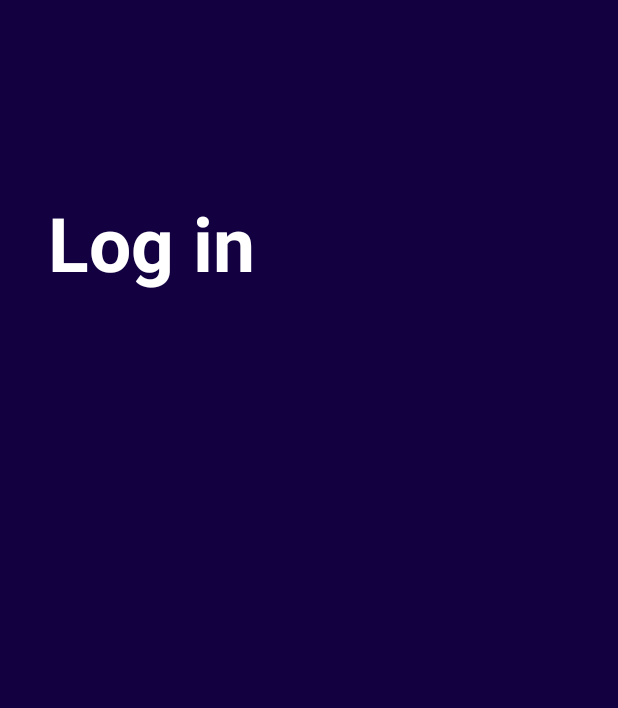
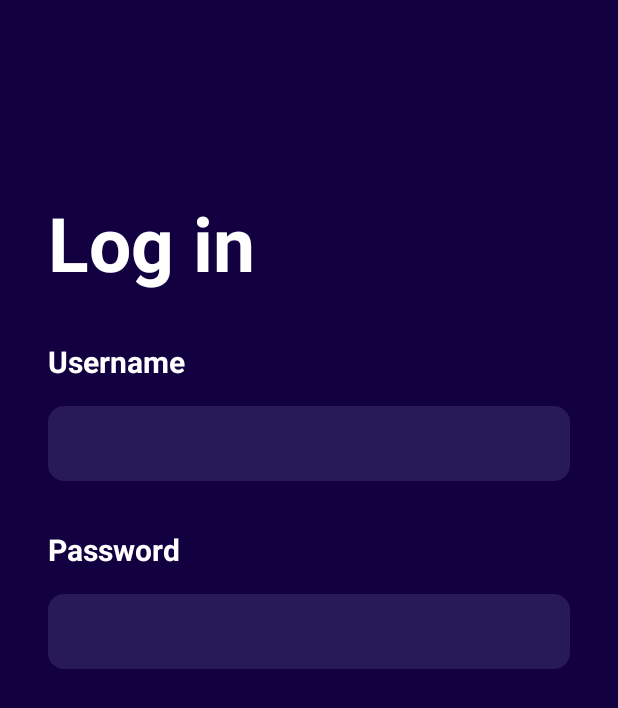
Before and after one commit to heistejiri/E-commerce-Android-App, an Android app: the LoginActivity screen opened directly, with no data from a screen before it, on a phone screen of 412 x 824 dp. Shown: the top 708 px of the screen. Run offline under Robolectric (Android 15) with nearby library versions, the phone set to English and light mode, and no system bars.

Commit message:
Update activity_login.xml

```diff
--- a/app/src/main/res/layout/activity_login.xml
+++ b/app/src/main/res/layout/activity_login.xml
@@ -21,5 +21,60 @@
         app:layout_constraintStart_toStartOf="parent"
         app:layout_constraintTop_toTopOf="parent"/>
 
+    <TextView
+        android:id="@+id/userName"
+        android:layout_width="wrap_content"
+        android:layout_height="wrap_content"
+        android:text="Username"
+        android:layout_marginTop="32dp"
+        android:textSize="20sp"
+        android:textColor="#ffffff"
+        android:textStyle="bold"
+        app:layout_constraintStart_toStartOf="@+id/logIn"
+        app:layout_constraintTop_toBottomOf="@+id/logIn"/>
+
+    <EditText
+        android:id="@+id/editUserName"
+        android:layout_width="0dp"
+        android:layout_height="50dp"
+        android:layout_marginEnd="32dp"
+        android:layout_marginTop="16sp"
+        android:background="@drawable/edittext_background"
+        android:textColor="#707070"
+        android:textSize="20sp"
+        android:padding="8dp"
+        android:ems="10"
+        android:inputType="textPersonName"
+        app:layout_constraintEnd_toEndOf="parent"
+        app:layout_constraintStart_toStartOf="@+id/userName"
+        app:layout_constraintTop_toBottomOf="@+id/userName"/>
+
+    <TextView
+        android:id="@+id/passWord"
+        android:layout_width="wrap_content"
+        android:layout_height="wrap_content"
+        android:text="Password"
+        android:layout_marginTop="32dp"
+        android:textSize="20sp"
+        android:textColor="#ffffff"
+        android:textStyle="bold"
+        app:layout_constraintStart_toStartOf="@+id/editUserName"
+        app:layout_constraintTop_toBottomOf="@+id/editUserName"/>
+
+    <EditText
+        android:id="@+id/editPassWord"
+        android:layout_width="0dp"
+        android:layout_height="50dp"
+        android:layout_marginEnd="32dp"
+        android:layout_marginTop="16sp"
+        android:background="@drawable/edittext_background"
+        android:textColor="#707070"
+        android:textSize="20sp"
+        android:padding="8dp"
+        android:ems="10"
+        android:inputType="textPassword"
+        app:layout_constraintEnd_toEndOf="parent"
+        app:layout_constraintStart_toStartOf="@+id/passWord"
+        app:layout_constraintTop_toBottomOf="@+id/passWord"/>
 
 </androidx.constraintlayout.widget.ConstraintLayout>
```
